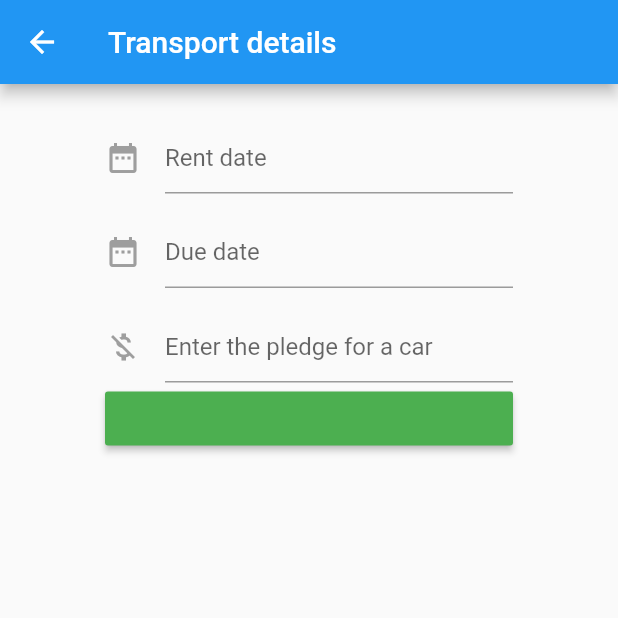
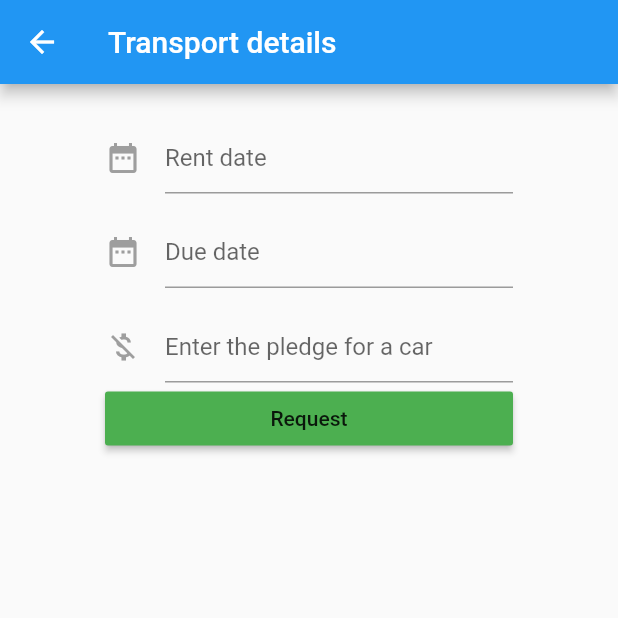
Before and after one commit to NulpCarRent/frontend, a Flutter app: the RentPage screen opened directly, on a phone screen of 412 x 824 dp, the top half of it. Run offline on Flutter 3.47's test engine with Material 2 defaults, Android fonts, the phone set to English and light mode, and no system bars; our stand-ins replace jiffy; network calls fail.

Commit message:
Fix availability and requests

```diff
--- a/lib/api/car.dart
+++ b/lib/api/car.dart
@@ -5,6 +5,7 @@ class Car {
     int price;
     int renter;
     String imageLink;
+    bool available;
 
    Car({
         this.id,
@@ -12,7 +13,8 @@ class Car {
         this.releaseYear,
         this.price,
         this.renter,
-        this.imageLink
+        this.imageLink,
+        this.available
     });
 
     factory Car.fromJson(Map<String, dynamic> json) => Car(
@@ -21,7 +23,8 @@ class Car {
         releaseYear: (json["release_year"]),
         price: (json["price"]),
         renter: json["renter"] ??  0,
-        imageLink: json["picture"]
+        imageLink: json["picture"],
+        available: json["available"]
     );
 
     Map<String, dynamic> toJson() => {
@@ -31,5 +34,6 @@ class Car {
         "price": price,
         "renter": renter,
         "picture": imageLink,
+        "available": available
     };
 }
--- a/lib/api/request.dart
+++ b/lib/api/request.dart
@@ -4,6 +4,7 @@ class Request {
     String dueDate;
     int renter;
     int car;
+    int firstPayment;
 
    Request({
         this.id,
@@ -11,6 +12,7 @@ class Request {
         this.dueDate,
         this.renter,
         this.car,
+        this.firstPayment
     });
 
     factory Request.fromJson(Map<String, dynamic> json) => Request(
@@ -18,13 +20,15 @@ class Request {
         rentDate: json["rent_date"],
         dueDate: (json["due_date"]),
         renter: (json["renter"]),
-        car: json["auto"] ??  0
+        car: json["auto"] ??  0,
+        firstPayment: json["first_payment"]
     );
 
     Map<String, dynamic> toJson() => {
         "rent_date": rentDate,
         "due_date": dueDate,
         "renter": renter,
-        "auto": car
+        "auto": car,
+        "first_payment": firstPayment
     };
 }
--- a/lib/home.dart
+++ b/lib/home.dart
@@ -34,7 +34,7 @@ class _HomePageState extends State<HomePage> {
     }
 
     if (checkAvailability) {
-      dataCars = dataCars.where((car) => (car.renter != null)).toList();
+      dataCars = dataCars.where((car) => car.available).toList();
     }
 
     print(dataCars.toString());
--- a/lib/requests_list.dart
+++ b/lib/requests_list.dart
@@ -52,9 +52,9 @@ class _RequestsListPageState extends State<RequestsListPage> {
                     child: Column(
                       crossAxisAlignment: CrossAxisAlignment.stretch,
                       children: <Widget>[
-                        Text("🗓 Release year: " +
+                        Text("🗓 Rent date: " +
                             requests[index].rentDate.toString()),
-                        Text("💵 Price: \$" + requests[index].dueDate.toString()),
+                        Text("📅 Due date: " + requests[index].dueDate.toString()),
 
                       ],
                     ),
```
Also changed, not shown: lib/rent_page.dart (+6 -4 lines).
